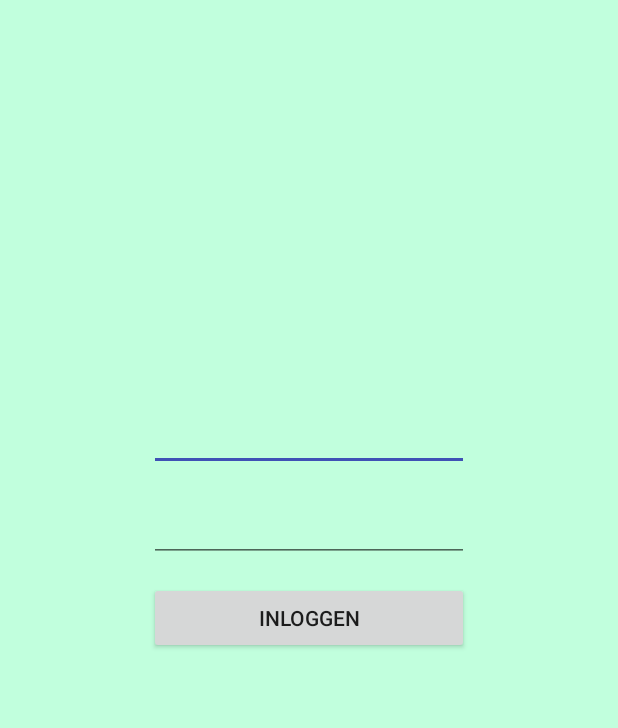
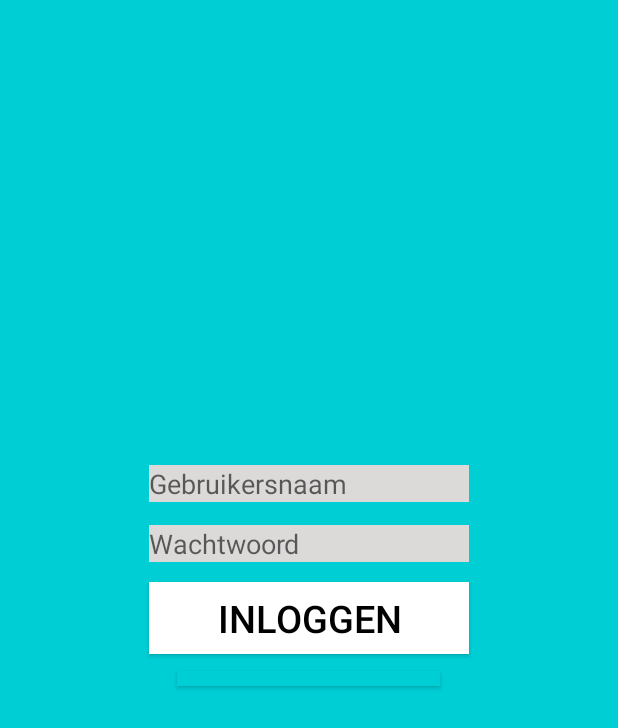
Before and after one commit to sguldemond-fontys/SM41-ShakeIt, an Android app: the LoginActivity screen opened directly, with no data from a screen before it, on a phone screen of 412 x 824 dp. Shown: the top 728 px of the screen. Run offline under Robolectric (Android 15) with nearby library versions, the phone set to English and light mode, and no system bars.

Commit message:
inloggen en registreren toegevoegd

```diff
--- a/app/src/main/java/fhict/sm41_shakeit/LoginActivity.java
+++ b/app/src/main/java/fhict/sm41_shakeit/LoginActivity.java
@@ -22,7 +22,7 @@
 
         gebruikersId = 0;
 
-        Button btnSumbit = (Button)findViewById(R.id.btnSubmit);
+        Button btnSumbit = (Button)findViewById(R.id.btnInloggen);
 
         btnSumbit.setOnClickListener(new View.OnClickListener() {
             @Override
--- a/app/src/main/res/layout/activity_login.xml
+++ b/app/src/main/res/layout/activity_login.xml
@@ -9,7 +9,7 @@
     android:paddingRight="@dimen/activity_horizontal_margin"
     android:paddingTop="@dimen/activity_vertical_margin"
     tools:context="fhict.sm41_shakeit.LoginActivity"
-    android:background="#c1ffdd">
+    android:background="@color/colorPrimary">
 
     <EditText
         android:layout_width="wrap_content"
@@ -20,18 +20,21 @@
         android:layout_alignRight="@+id/etPassword"
         android:layout_alignEnd="@+id/etPassword"
         android:layout_marginBottom="15dp"
-        android:id="@+id/etName" />
+        android:id="@+id/etName"
+        android:background="#dcd9d9"
+        android:hint="Gebruikersnaam" />
 
     <Button
         android:text="inloggen"
         android:layout_width="wrap_content"
         android:layout_height="wrap_content"
-        android:id="@+id/btnSubmit"
+        android:id="@+id/btnInloggen"
         android:layout_centerVertical="true"
         android:layout_alignLeft="@+id/etPassword"
         android:layout_alignStart="@+id/etPassword"
         android:layout_alignRight="@+id/etPassword"
-        android:layout_alignEnd="@+id/etPassword" />
+        android:layout_alignEnd="@+id/etPassword"
+        style="@style/basic_button"/>
 
     <EditText
         android:layout_width="wrap_content"
@@ -40,7 +43,20 @@
         android:ems="10"
         android:layout_marginBottom="61dp"
         android:id="@+id/etPassword"
-        android:layout_alignBottom="@+id/btnSubmit"
+        android:layout_alignBottom="@+id/btnInloggen"
+        android:layout_centerHorizontal="true"
+        android:background="#dcd9d9"
+        android:hint="Wachtwoord"
+        android:textSize="18sp" />
+
+    <Button
+        android:layout_width="175dp"
+        android:layout_height="10dp"
+        android:textSize="10dp"
+        android:id="@+id/btnRegistreren"
+        android:background="@color/colorPrimary"
+        android:layout_marginTop="11dp"
+        android:layout_below="@+id/btnInloggen"
         android:layout_centerHorizontal="true" />
 
 </RelativeLayout>
```
Also changed, not shown: app/src/main/res/layout/activity_register.xml (added, +27 -0 lines).
